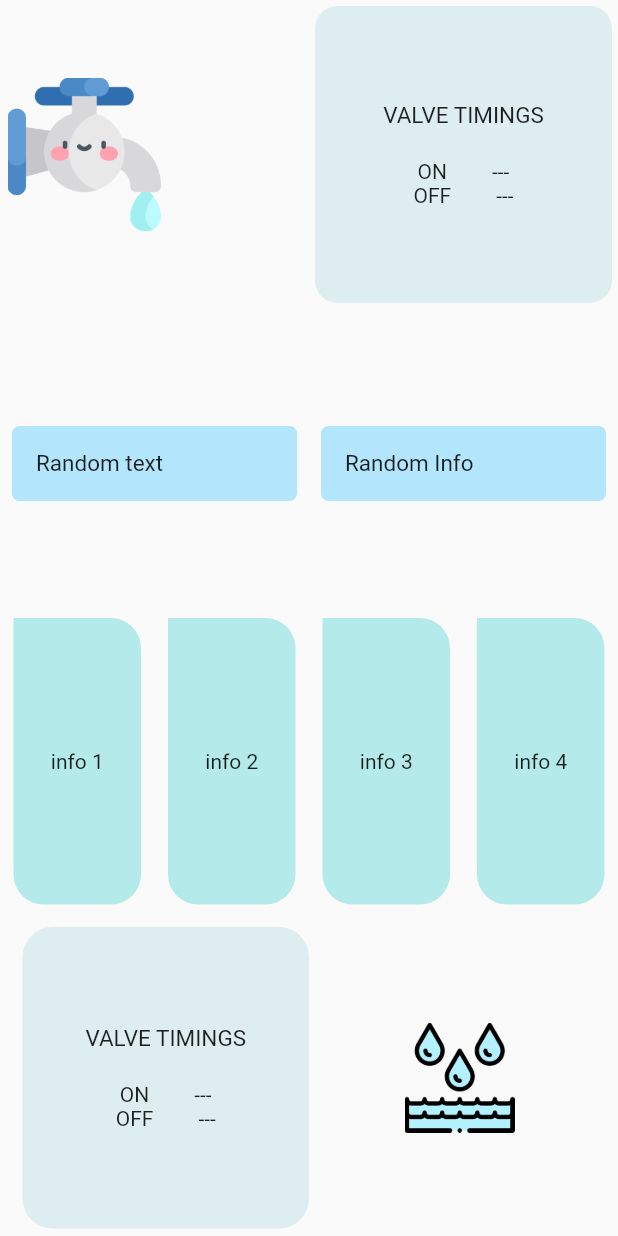
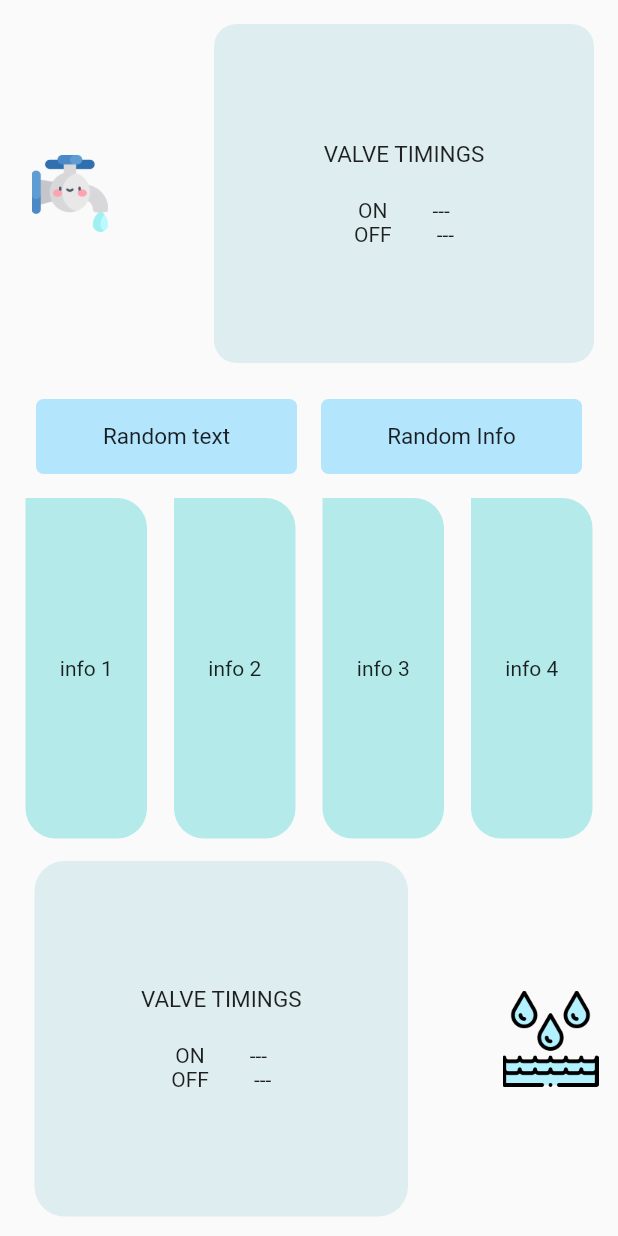
Before and after one commit to Hamsini06/Water_meter, a Flutter app: the HomeScreen screen opened by its route, on a phone screen of 412 x 824 dp. Run offline on Flutter 3.47's test engine with Material 2 defaults, Android fonts, the phone set to English and light mode, and no system bars; our stand-ins replace font_awesome_flutter, sqflite; accounts and stored records are empty.

Commit message:
made changes

```diff
--- a/lib/homescreen/homepage.dart
+++ b/lib/homescreen/homepage.dart
@@ -18,12 +18,16 @@ class _HomeScreenState extends State<HomeScreen> {
 
 
 
-        body: Column(
+        body: Padding(
+          padding: const EdgeInsets.all(8.0),
+          child: Column(
              crossAxisAlignment: CrossAxisAlignment.stretch,
             mainAxisAlignment: MainAxisAlignment.spaceEvenly,
             children: [
               Expanded(
                flex: 1,
+                child: Padding(
+                  padding: const EdgeInsets.all(8.0),
                   child: Row(
                     children: [
                       Expanded(
@@ -31,7 +35,7 @@ class _HomeScreenState extends State<HomeScreen> {
                           child: Padding(
                             padding: const EdgeInsets.only(left: 5.0),
                             child: Image.asset("images/water-tap.png",
-                        scale: 5,
+                            scale: 10,
                             alignment: Alignment.centerLeft,),
                           ),
                         ),
@@ -39,8 +43,7 @@ class _HomeScreenState extends State<HomeScreen> {
 
 
                    Expanded(
-                 child: Padding(
-                   padding: const EdgeInsets.all(4),
+                     flex: 2,
                      child: Container(
 
                        decoration: BoxDecoration(
@@ -86,15 +89,15 @@ class _HomeScreenState extends State<HomeScreen> {
                          ],
                        ),
                      ),
-                 ),
                    )
                     ],
 
                   ),
                 ),
+              ),
 
-            Expanded(
-              flex: 1,
+              Padding(
+                padding: const EdgeInsets.all(8.0),
                 child: Row(
                   children: [
 
@@ -109,6 +112,7 @@ class _HomeScreenState extends State<HomeScreen> {
                           ),
 
                             child: Text("Random text",
+                            textAlign: TextAlign.center,
                             style: TextStyle(
                              fontSize: 15.0
                             ),)),
@@ -126,6 +130,7 @@ class _HomeScreenState extends State<HomeScreen> {
                             ),
 
                             child: Text("Random Info",
+                              textAlign: TextAlign.center,
                               style: TextStyle(
                                   fontSize: 15.0
                               ),
@@ -215,6 +220,7 @@ class _HomeScreenState extends State<HomeScreen> {
 
                     children: [
                       Expanded(
+                        flex:2,
                         child: Padding(
                           padding: const EdgeInsets.only(left: 15.0),
                           child: Container(
@@ -270,8 +276,8 @@ class _HomeScreenState extends State<HomeScreen> {
                           child: Padding(
                             padding: const EdgeInsets.only(right: 5.0),
                             child: Image.asset("images/water-drops.png",
-                            scale: 7.0,
-                            alignment: Alignment.center,),
+                              scale: 8.0,
+                              alignment: Alignment.centerRight,),
                           ),
                         ),
                       ),
@@ -284,6 +290,7 @@ class _HomeScreenState extends State<HomeScreen> {
 
             ],
           ),
+        ),
 
 
       ),
```
Lines whose indentation alone changed are shown as unchanged.
